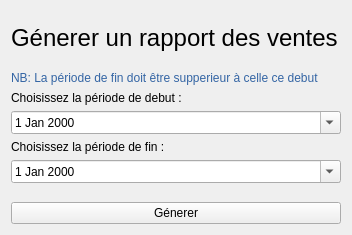
This is views/ui/selling-rapport.ui in mono57/libsoft as Qt 5 draws it before an edit. The edited form follows.
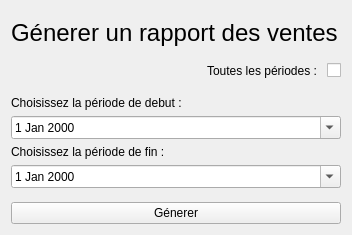
This is the edited form.

Commit message: update user interface

Patch:
```diff
--- a/views/ui/selling-rapport.ui
+++ b/views/ui/selling-rapport.ui
@@ -58,17 +58,48 @@
       </spacer>
      </item>
      <item>
-      <widget class="QLabel" name="label_4">
-       <property name="styleSheet">
-        <string notr="true">color: rgb(52, 101, 164);</string>
+      <layout class="QHBoxLayout" name="horizontalLayout">
+       <item>
+        <spacer name="horizontalSpacer">
+         <property name="orientation">
+          <enum>Qt::Horizontal</enum>
+         </property>
+         <property name="sizeHint" stdset="0">
+          <size>
+           <width>40</width>
+           <height>20</height>
+          </size>
+         </property>
+        </spacer>
+       </item>
+       <item>
+        <widget class="QLabel" name="label_5">
+         <property name="text">
+          <string>Toutes les périodes : </string>
+         </property>
+        </widget>
+       </item>
+       <item>
+        <widget class="QCheckBox" name="checkBoxPeriod">
+         <property name="text">
+          <string/>
+         </property>
+        </widget>
+       </item>
+      </layout>
+     </item>
+     <item>
+      <spacer name="verticalSpacer_4">
+       <property name="orientation">
+        <enum>Qt::Vertical</enum>
        </property>
-       <property name="text">
-        <string>NB: La période de fin doit être supperieur à celle ce debut</string>
+       <property name="sizeHint" stdset="0">
+        <size>
+         <width>20</width>
+         <height>40</height>
+        </size>
        </property>
-       <property name="wordWrap">
-        <bool>true</bool>
-       </property>
-      </widget>
+      </spacer>
      </item>
      <item>
       <widget class="QLabel" name="label_2">
```
Left out of the diff: 2 changed lines with no effect on the pictures. The commit also changes 7 other files.
